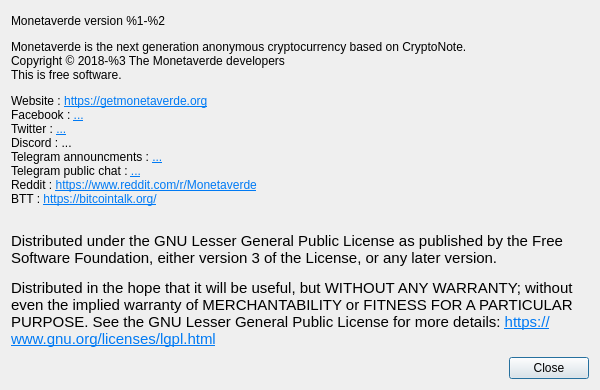
Old version of the form src/Gui/Common/AboutDialog.ui in the repository campurro/monetaverde-wallet.
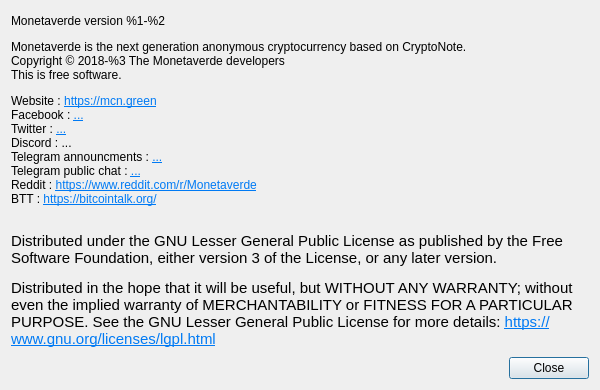
New version of the form. Custom widgets are drawn as their Qt base class.

The edit to the form file:
```diff
--- a/src/Gui/Common/AboutDialog.ui
+++ b/src/Gui/Common/AboutDialog.ui
@@ -41,7 +41,7 @@
       </sizepolicy>
      </property>
      <property name="text">
-      <string>&lt;html&gt;&lt;head/&gt;&lt;body&gt;&lt;p&gt;Monetaverde version %1-%2&lt;/p&gt;&lt;p&gt;Monetaverde is the next generation anonymous cryptocurrency based on CryptoNote.&lt;br/&gt;Copyright © 2018-%3 The Monetaverde developers&lt;br/&gt;This is free software. &lt;/p&gt;&lt;p&gt;Website : &lt;a href=&quot;https://getmonetaverde.org&quot;&gt;&lt;span style=&quot; text-decoration: underline; color:#007af4;&quot;&gt;https://getmonetaverde.org&lt;/span&gt;&lt;/a&gt;&lt;br/&gt;Facebook : &lt;a href=&quot;https://www.facebook.com/&quot;&gt;&lt;span style=&quot; text-decoration: underline; color:#007af4;&quot;&gt;...&lt;/span&gt;&lt;/a&gt;&lt;br/&gt;Twitter : &lt;a href=&quot;https://twitter.com/&quot;&gt;&lt;span style=&quot; text-decoration: underline; color:#007af4;&quot;&gt;...&lt;/span&gt;&lt;/a&gt;&lt;br/&gt;Discord : ...&lt;br/&gt;Telegram announcments : &lt;span style=&quot; text-decoration: underline; color:#007af4;&quot;&gt;...&lt;/span&gt;&lt;br/&gt;Telegram public chat : &lt;span style=&quot; text-decoration: underline; color:#007af4;&quot;&gt;...&lt;/span&gt;&lt;br/&gt;Reddit : &lt;a href=&quot;https://www.reddit.com/r/Monetaverde&quot;&gt;&lt;span style=&quot; text-decoration: underline; color:#007af4;&quot;&gt;https://www.reddit.com/r/Monetaverde&lt;/span&gt;&lt;/a&gt;&lt;br/&gt;BTT : &lt;a href=&quot;https://bitcointalk.org/&quot;&gt;&lt;span style=&quot; text-decoration: underline; color:#007af4;&quot;&gt;https://bitcointalk.org/&lt;/span&gt;&lt;/a&gt;&lt;/p&gt;&lt;p&gt;&lt;br/&gt;&lt;span style=&quot; font-size:11pt;&quot;&gt;Distributed under the GNU Lesser General Public License as published by the Free Software Foundation, either version 3 of the License, or any later version.&lt;/span&gt;&lt;/p&gt;&lt;p&gt;&lt;span style=&quot; font-size:11pt;&quot;&gt;Distributed in the hope that it will be useful, but WITHOUT ANY WARRANTY; without even the implied warranty of MERCHANTABILITY or FITNESS FOR A PARTICULAR PURPOSE. See the GNU Lesser General Public License for more details: &lt;/span&gt;&lt;a href=&quot;https://www.gnu.org/licenses/lgpl.html&quot;&gt;&lt;span style=&quot; font-size:11pt; text-decoration: underline; color:#007af4;&quot;&gt;https://www.gnu.org/licenses/lgpl.html&lt;/span&gt;&lt;/a&gt;&lt;/p&gt;&lt;/body&gt;&lt;/html&gt;</string>
+      <string>&lt;html&gt;&lt;head/&gt;&lt;body&gt;&lt;p&gt;Monetaverde version %1-%2&lt;/p&gt;&lt;p&gt;Monetaverde is the next generation anonymous cryptocurrency based on CryptoNote.&lt;br/&gt;Copyright © 2018-%3 The Monetaverde developers&lt;br/&gt;This is free software. &lt;/p&gt;&lt;p&gt;Website : &lt;a href=&quot;https://mcn.green&quot;&gt;&lt;span style=&quot; text-decoration: underline; color:#007af4;&quot;&gt;https://mcn.green&lt;/span&gt;&lt;/a&gt;&lt;br/&gt;Facebook : &lt;a href=&quot;https://www.facebook.com/&quot;&gt;&lt;span style=&quot; text-decoration: underline; color:#007af4;&quot;&gt;...&lt;/span&gt;&lt;/a&gt;&lt;br/&gt;Twitter : &lt;a href=&quot;https://twitter.com/&quot;&gt;&lt;span style=&quot; text-decoration: underline; color:#007af4;&quot;&gt;...&lt;/span&gt;&lt;/a&gt;&lt;br/&gt;Discord : ...&lt;br/&gt;Telegram announcments : &lt;span style=&quot; text-decoration: underline; color:#007af4;&quot;&gt;...&lt;/span&gt;&lt;br/&gt;Telegram public chat : &lt;span style=&quot; text-decoration: underline; color:#007af4;&quot;&gt;...&lt;/span&gt;&lt;br/&gt;Reddit : &lt;a href=&quot;https://www.reddit.com/r/Monetaverde&quot;&gt;&lt;span style=&quot; text-decoration: underline; color:#007af4;&quot;&gt;https://www.reddit.com/r/Monetaverde&lt;/span&gt;&lt;/a&gt;&lt;br/&gt;BTT : &lt;a href=&quot;https://bitcointalk.org/&quot;&gt;&lt;span style=&quot; text-decoration: underline; color:#007af4;&quot;&gt;https://bitcointalk.org/&lt;/span&gt;&lt;/a&gt;&lt;/p&gt;&lt;p&gt;&lt;br/&gt;&lt;span style=&quot; font-size:11pt;&quot;&gt;Distributed under the GNU Lesser General Public License as published by the Free Software Foundation, either version 3 of the License, or any later version.&lt;/span&gt;&lt;/p&gt;&lt;p&gt;&lt;span style=&quot; font-size:11pt;&quot;&gt;Distributed in the hope that it will be useful, but WITHOUT ANY WARRANTY; without even the implied warranty of MERCHANTABILITY or FITNESS FOR A PARTICULAR PURPOSE. See the GNU Lesser General Public License for more details: &lt;/span&gt;&lt;a href=&quot;https://www.gnu.org/licenses/lgpl.html&quot;&gt;&lt;span style=&quot; font-size:11pt; text-decoration: underline; color:#007af4;&quot;&gt;https://www.gnu.org/licenses/lgpl.html&lt;/span&gt;&lt;/a&gt;&lt;/p&gt;&lt;/body&gt;&lt;/html&gt;</string>
      </property>
      <property name="textFormat">
       <enum>Qt::RichText</enum>
```
